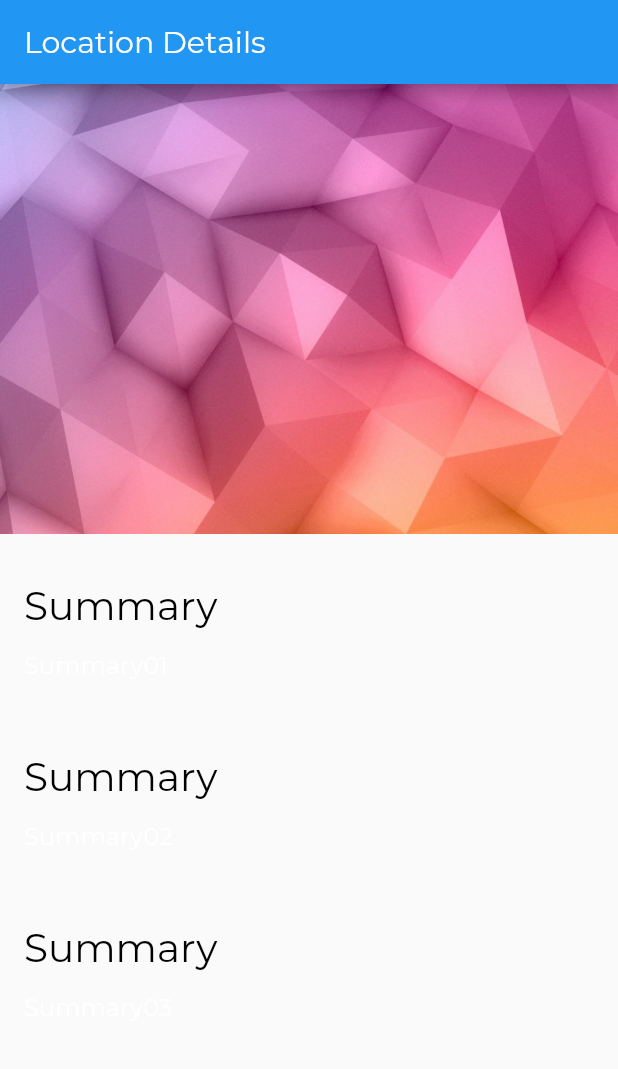
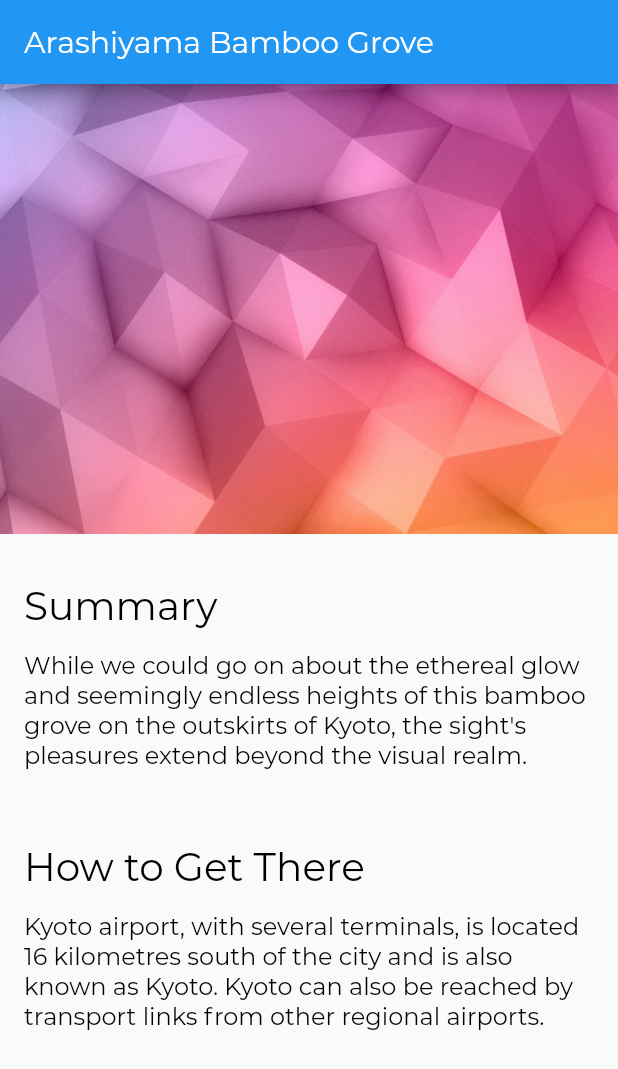
Before and after one commit to ankitvashisht12/Flutter-Practice, a Flutter app: the screen it shows after launch, on a phone screen of 412 x 824 dp. Shown: the top 1069 px of the screen. Run offline on Flutter 3.47's test engine with Material 2 defaults, Android fonts, the phone set to English and light mode, and no system bars.

Commit message:
updated location_details and styles dart files

```diff
--- a/location_details/lib/location_details.dart
+++ b/location_details/lib/location_details.dart
@@ -2,27 +2,32 @@ import 'package:flutter/material.dart';
 //import 'package:flutter/src/widgets/framework.dart';
 import 'utils/image_banner.dart';
 import 'utils/text_section.dart';
+import './models/location.dart';
 
 
 class LocationDetails extends StatelessWidget{
   @override
   Widget build(BuildContext context) {
+    final locations = Location.fetchAll();
+    final location = locations.first;
+
     return Scaffold(
       appBar: AppBar(
-        title: Text("Location Details"),
+        title: Text(location.name),
       ),
       body: Column(
         mainAxisAlignment: MainAxisAlignment.start,
         crossAxisAlignment: CrossAxisAlignment.stretch,
         children: <Widget>[
-          ImageBanner('assets/images/colorful.jpg'),
-          TextSection('Summary', 'Summary01'),
-          TextSection('Summary', 'Summary02'),
-          TextSection('Summary', 'Summary03'),
-        ],
+          ImageBanner(location.imagePath),
+        ]..addAll(textSection(location)),
       )
     );
   }
 
+  List<Widget> textSection(Location location){
+    return location.facts.map((fact) => TextSection(fact.title, fact.text)).toList();
+  }
+
 
 }
--- a/location_details/lib/models/location.dart
+++ b/location_details/lib/models/location.dart
@@ -9,7 +9,7 @@ class Location{
 
   static List<Location> fetchAll() {
     return [
-      Location('Arashiyama Bamboo Grove', 'assets/images/kiyomizu-dera.jpg', [
+      Location('Arashiyama Bamboo Grove', 'assets/images/colorful.jpg', [
         LocationFact('Summary',
             'While we could go on about the ethereal glow and seemingly endless heights of this bamboo grove on the outskirts of Kyoto, the sight\'s pleasures extend beyond the visual realm.'),
         LocationFact('How to Get There',
--- a/location_details/lib/utils/styles.dart
+++ b/location_details/lib/utils/styles.dart
@@ -24,5 +24,5 @@ const Body1TextStyle = TextStyle(
   fontFamily: FontNameDefault,
   fontWeight: FontWeight.w300,
   fontSize: BodyTextSize,
-  color: Colors.white
+  color: Colors.black
 );
```
